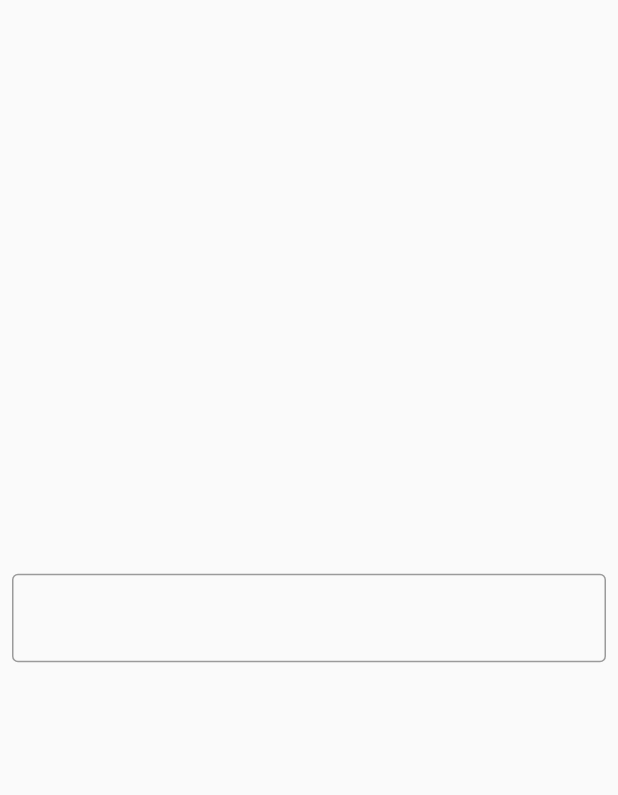
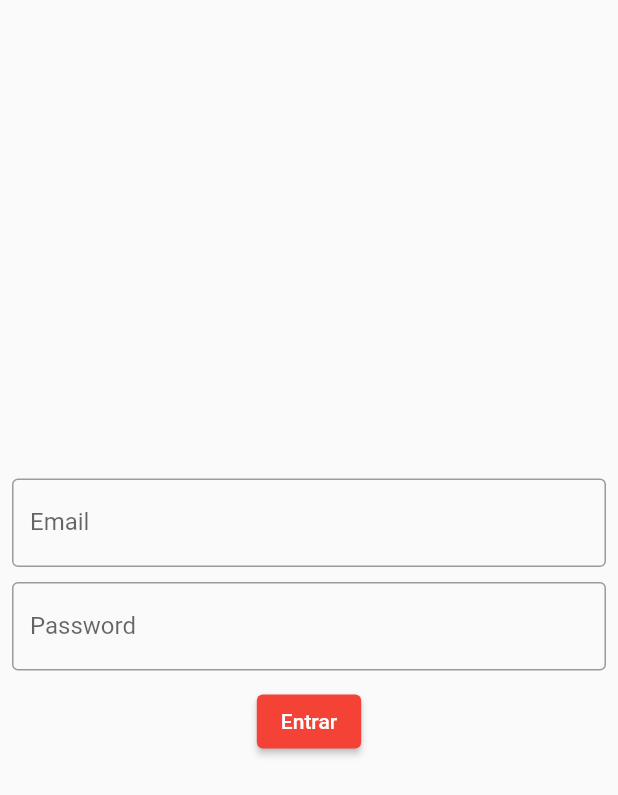
Before and after one commit to cairorib/flutter_estudos, a Flutter app: the screen it shows after launch, on a phone screen of 412 x 824 dp. Shown: the top 795 px of the screen. Run offline on Flutter 3.47's test engine with Material 2 defaults, Android fonts, the phone set to English and light mode, and no system bars.

Commit message:
input ok

```diff
--- a/lib/login_page.dart
+++ b/lib/login_page.dart
@@ -7,22 +7,52 @@ class LoginPage extends StatefulWidget {
 
 class _LoginPageState extends State<LoginPage> {
   @override
+  String email = '';
+  String pswd = '';
+
   Widget build(BuildContext context) {
-    return Material(
+    return Scaffold(
+        body: SingleChildScrollView(
       child: SizedBox(
-          height: double.infinity,
-          width: double.infinity,
+          height: MediaQuery.of(context).size.height,
+          width: MediaQuery.of(context).size.width,
           child: Padding(
             padding: const EdgeInsets.all(8.0),
             child: Column(
               mainAxisAlignment: MainAxisAlignment.center,
               children: [
                 TextField(
-                  decoration: InputDecoration(border: OutlineInputBorder()),
+                  onChanged: (text) {
+                    email = text;
+                    /* print(text); */
+                  },
+                  keyboardType: TextInputType.emailAddress,
+                  decoration: InputDecoration(
+                      labelText: 'Email', border: OutlineInputBorder()),
                 ),
+                SizedBox(height: 10),
+                TextField(
+                  onChanged: (text) {
+                    pswd = text;
+                    /* print(text); */
+                  },
+                  obscureText: true,
+                  decoration: InputDecoration(
+                      labelText: 'Password', border: OutlineInputBorder()),
+                ),
+                SizedBox(height: 10),
+                ElevatedButton(
+                    onPressed: () {
+                      if (email == 'cairo@email' && pswd == 'teste123') {
+                        print('logado');
+                      } else {
+                        print('login errado');
+                      }
+                    },
+                    child: Text('Entrar'))
               ],
             ),
           )),
-    );
+    ));
   }
 }
```
